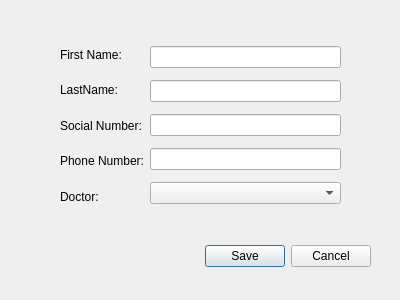
Before: the Qt Designer form GroupFour_DoctorsOffice/addpatientdialog.ui in KittimasakBunrat/GroupFour_DoctorsOffice, drawn with Qt 5.
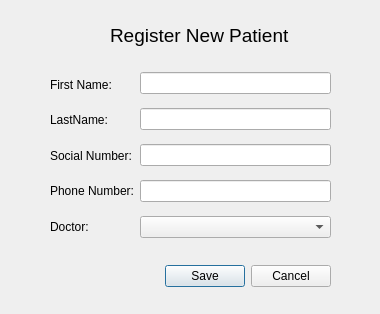
After: the same form once the commit is applied.

What changed in the file:
```diff
--- a/GroupFour_DoctorsOffice/addpatientdialog.ui
+++ b/GroupFour_DoctorsOffice/addpatientdialog.ui
@@ -6,8 +6,8 @@
    <rect>
     <x>0</x>
     <y>0</y>
-    <width>400</width>
-    <height>300</height>
+    <width>380</width>
+    <height>314</height>
    </rect>
   </property>
   <property name="windowTitle">
@@ -16,8 +16,8 @@
   <widget class="QDialogButtonBox" name="add_patient_buttonBox">
    <property name="geometry">
     <rect>
-     <x>30</x>
-     <y>240</y>
+     <x>-10</x>
+     <y>260</y>
      <width>341</width>
      <height>32</height>
     </rect>
@@ -29,11 +29,11 @@
     <set>QDialogButtonBox::Cancel|QDialogButtonBox::Save</set>
    </property>
   </widget>
-  <widget class="QWidget" name="">
+  <widget class="QWidget" name="layoutWidget">
    <property name="geometry">
     <rect>
-     <x>60</x>
-     <y>40</y>
+     <x>50</x>
+     <y>70</y>
      <width>281</width>
      <height>171</height>
     </rect>
@@ -80,6 +80,9 @@
     </item>
     <item>
      <layout class="QVBoxLayout" name="verticalLayout_2">
+      <property name="spacing">
+       <number>12</number>
+      </property>
       <item>
        <widget class="QLineEdit" name="first_name_edit"/>
       </item>
@@ -99,6 +102,24 @@
     </item>
    </layout>
   </widget>
+  <widget class="QLabel" name="label">
+   <property name="geometry">
+    <rect>
+     <x>110</x>
+     <y>20</y>
+     <width>181</width>
+     <height>31</height>
+    </rect>
+   </property>
+   <property name="font">
+    <font>
+     <pointsize>14</pointsize>
+    </font>
+   </property>
+   <property name="text">
+    <string>Register New Patient</string>
+   </property>
+  </widget>
  </widget>
  <tabstops>
   <tabstop>first_name_edit</tabstop>
```
